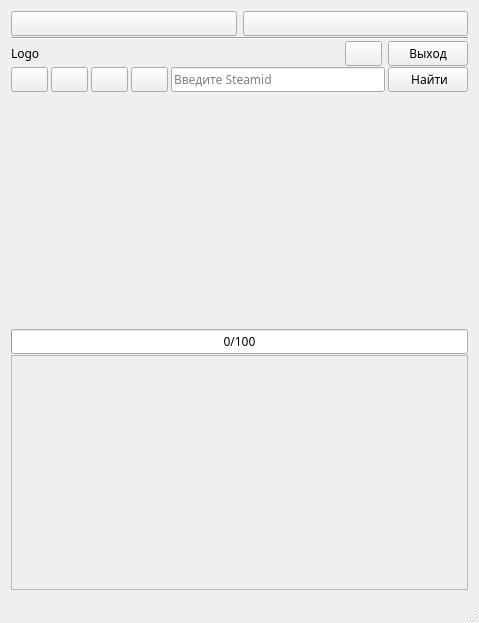
The window that AraSteamManager/mainwindow.ui (Arankir/AraSteamManager) describes before a commit, drawn with Qt 5.
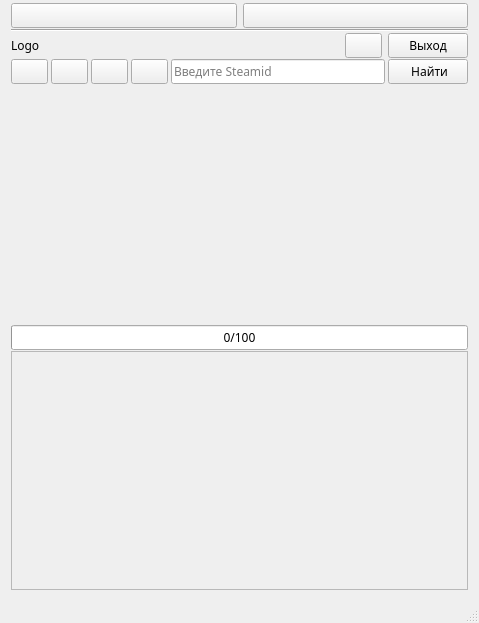
The same window after the commit.

What changed in the file:
```diff
--- a/AraSteamManager/mainwindow.ui
+++ b/AraSteamManager/mainwindow.ui
@@ -23,6 +23,9 @@
     <property name="spacing">
      <number>1</number>
     </property>
+    <property name="topMargin">
+     <number>3</number>
+    </property>
     <item>
      <layout class="QHBoxLayout" name="horizontalLayout">
       <item>
@@ -206,7 +209,7 @@
              <x>0</x>
              <y>0</y>
              <width>459</width>
-             <height>228</height>
+             <height>231</height>
             </rect>
            </property>
           </widget>
```
